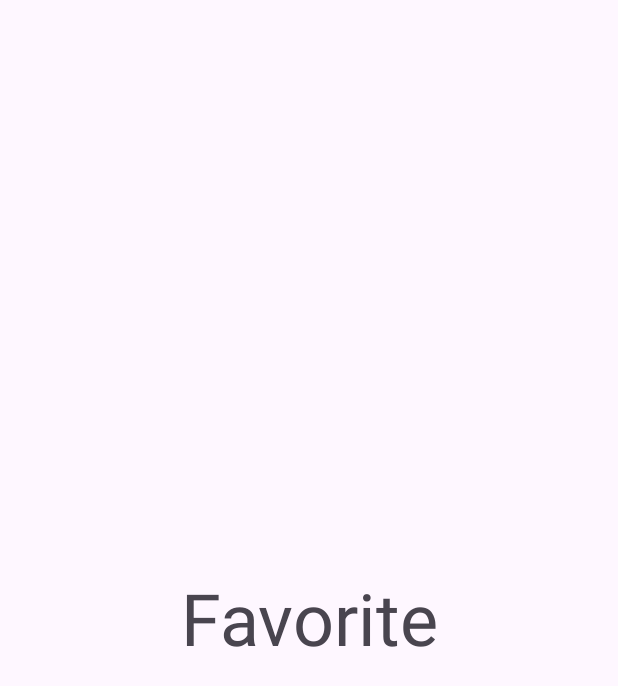
After one commit to Kordeliia/ViewPagerEjercicio, an Android app: the fragment FavoriteFragment shown on its own in the app's theme, on a phone screen of 412 x 824 dp. The commit adds this screen. Shown: the top 686 px of the screen. Run offline under Robolectric (Android 15) with nearby library versions, the phone set to English and light mode, and no system bars.

Commit message:
Apartado dos añadiendo recursos del bloque ViewPager
En este apartado copiamos varios docs del zip y posteriormente creamos las clases para que estos no den errores.

```diff
--- /dev/null
+++ b/app/src/main/java/com/example/viewpager/FavoriteFragment.kt
@@ -0,0 +1,25 @@
+package com.example.viewpager
+
+import android.os.Bundle
+import androidx.fragment.app.Fragment
+import android.view.LayoutInflater
+import android.view.View
+import android.view.ViewGroup
+
+class FavoriteFragment : Fragment() {
+
+    override fun onCreateView(
+        inflater: LayoutInflater, container: ViewGroup?,
+        savedInstanceState: Bundle?
+    ): View? {
+        // Inflate the layout for this fragment
+        return inflater.inflate(R.layout.fragment_favorite, container, false)
+    }
+
+    override fun onViewCreated(view: View, savedInstanceState: Bundle?) {
+        super.onViewCreated(view, savedInstanceState)
+        val source = arrayOf("https://upload.wikimedia.org/wikipedia/en/d/da/SAC_Namibia-desert-3.jpg",
+            "https://live.staticflickr.com/1100/1155225799_54edad365f_b.jpg",
+            "https://pixnio.com/free-images/nature-landscapes/underwater/colorful-underwater-landscape-of-a-coral-reef-725x483.jpg")
+    }
+}
--- /dev/null
+++ b/app/src/main/res/layout/fragment_favorite.xml
@@ -0,0 +1,15 @@
+<?xml version="1.0" encoding="utf-8"?>
+<FrameLayout xmlns:android="http://schemas.android.com/apk/res/android"
+    xmlns:tools="http://schemas.android.com/tools"
+    android:layout_width="match_parent"
+    android:layout_height="match_parent"
+    tools:context=". FavoriteFragment">
+
+    <TextView
+        android:layout_width="match_parent"
+        android:layout_height="match_parent"
+        android:text="Favorite"
+        android:gravity="center"
+        android:textAppearance="@style/TextAppearance.MaterialComponents.Headline3"/>
+
+</FrameLayout>
--- a/app/src/main/res/values/strings.xml
+++ b/app/src/main/res/values/strings.xml
@@ -1,3 +1,5 @@
 <resources>
     <string name="app_name">ViewPager</string>
+    <!-- TODO: Remove or change this placeholder text -->
+    <string name="hello_blank_fragment">Hello blank fragment</string>
 </resources>
```
Also changed, not shown: app/src/main/java/com/example/viewpager/CartFragment.kt (added, +20 -0 lines), app/src/main/java/com/example/viewpager/HomeFraagment.kt (added, +12 -0 lines), app/src/main/res/drawable/ic_navigate_before.xml (added, +10 -0 lines), app/src/main/res/drawable/ic_navigate_next.xml (added, +10 -0 lines), app/src/main/res/layout/fragment_cart.xml (added, +15 -0 lines), app/src/main/res/layout/fragment_home.xml (added, +15 -0 lines), 1 other file.
